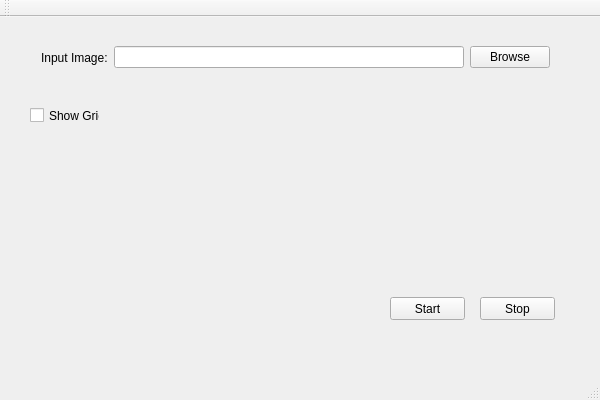
This is ParoValMVP/ParoValMVP.ui in nedimm/AStar as Qt 5 draws it before an edit. The edited form follows.
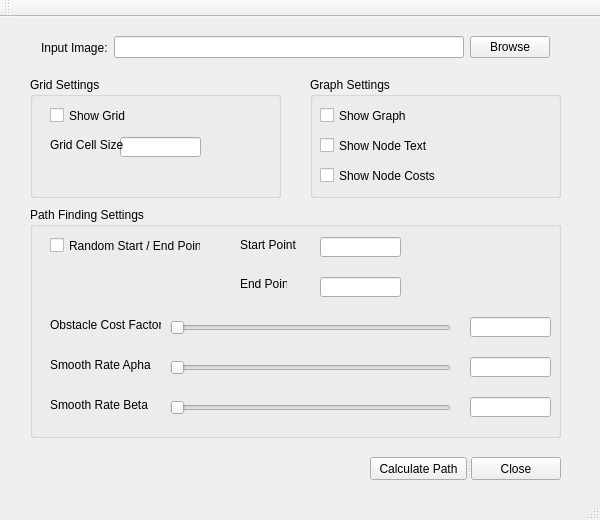
This is the edited form.

```diff
--- a/ParoValMVP/ParoValMVP.ui
+++ b/ParoValMVP/ParoValMVP.ui
@@ -7,7 +7,7 @@
     <x>0</x>
     <y>0</y>
     <width>600</width>
-    <height>400</height>
+    <height>520</height>
    </rect>
   </property>
   <property name="windowTitle">
@@ -18,7 +18,7 @@
     <property name="geometry">
      <rect>
       <x>30</x>
-      <y>10</y>
+      <y>0</y>
       <width>531</width>
       <height>61</height>
      </rect>
@@ -43,44 +43,333 @@
      </item>
     </layout>
    </widget>
-   <widget class="QPushButton" name="startPushButton">
+   <widget class="QSplitter" name="splitter">
     <property name="geometry">
      <rect>
-      <x>390</x>
-      <y>280</y>
-      <width>75</width>
+      <x>370</x>
+      <y>440</y>
+      <width>191</width>
       <height>23</height>
      </rect>
     </property>
-    <property name="text">
-     <string>Start</string>
+    <property name="orientation">
+     <enum>Qt::Horizontal</enum>
     </property>
+    <widget class="QPushButton" name="startPushButton">
+     <property name="enabled">
+      <bool>true</bool>
+     </property>
+     <property name="text">
+      <string>Calculate Path</string>
+     </property>
+    </widget>
+    <widget class="QPushButton" name="closePushButton">
+     <property name="enabled">
+      <bool>true</bool>
+     </property>
+     <property name="text">
+      <string>Close</string>
+     </property>
+    </widget>
    </widget>
-   <widget class="QPushButton" name="closePushButton">
+   <widget class="QGroupBox" name="groupBox">
     <property name="geometry">
      <rect>
-      <x>480</x>
-      <y>280</y>
-      <width>75</width>
-      <height>23</height>
+      <x>30</x>
+      <y>60</y>
+      <width>251</width>
+      <height>121</height>
      </rect>
     </property>
-    <property name="text">
-     <string>Stop</string>
+    <property name="title">
+     <string>Grid Settings</string>
     </property>
+    <widget class="QCheckBox" name="showGridCheckBox">
+     <property name="geometry">
+      <rect>
+       <x>20</x>
+       <y>30</y>
+       <width>91</width>
+       <height>17</height>
+      </rect>
+     </property>
+     <property name="text">
+      <string>Show Grid</string>
+     </property>
+    </widget>
+    <widget class="QLineEdit" name="gridCellSizeLineEdit">
+     <property name="geometry">
+      <rect>
+       <x>90</x>
+       <y>60</y>
+       <width>81</width>
+       <height>20</height>
+      </rect>
+     </property>
+    </widget>
+    <widget class="QLabel" name="label">
+     <property name="geometry">
+      <rect>
+       <x>20</x>
+       <y>60</y>
+       <width>81</width>
+       <height>16</height>
+      </rect>
+     </property>
+     <property name="text">
+      <string>Grid Cell Size</string>
+     </property>
+    </widget>
    </widget>
-   <widget class="QCheckBox" name="showGridCheckBox">
+   <widget class="QGroupBox" name="groupBox_2">
     <property name="geometry">
      <rect>
+      <x>310</x>
+      <y>60</y>
+      <width>251</width>
+      <height>121</height>
+     </rect>
+    </property>
+    <property name="title">
+     <string>Graph Settings</string>
+    </property>
+    <widget class="QCheckBox" name="showGraphCheckBox">
+     <property name="geometry">
+      <rect>
+       <x>10</x>
+       <y>30</y>
+       <width>91</width>
+       <height>17</height>
+      </rect>
+     </property>
+     <property name="text">
+      <string>Show Graph</string>
+     </property>
+    </widget>
+    <widget class="QCheckBox" name="showNodeTextCheckBox">
+     <property name="geometry">
+      <rect>
+       <x>10</x>
+       <y>60</y>
+       <width>121</width>
+       <height>17</height>
+      </rect>
+     </property>
+     <property name="text">
+      <string>Show Node Text</string>
+     </property>
+    </widget>
+    <widget class="QCheckBox" name="showNodeCostsCheckBox">
+     <property name="geometry">
+      <rect>
+       <x>10</x>
+       <y>90</y>
+       <width>121</width>
+       <height>17</height>
+      </rect>
+     </property>
+     <property name="text">
+      <string>Show Node Costs</string>
+     </property>
+    </widget>
+   </widget>
+   <widget class="QGroupBox" name="groupBox_3">
+    <property name="geometry">
+     <rect>
       <x>30</x>
-      <y>90</y>
-      <width>70</width>
-      <height>17</height>
+      <y>190</y>
+      <width>531</width>
+      <height>231</height>
      </rect>
     </property>
-    <property name="text">
-     <string>Show Grid</string>
+    <property name="title">
+     <string>Path Finding Settings</string>
     </property>
+    <widget class="QLabel" name="label_2">
+     <property name="geometry">
+      <rect>
+       <x>20</x>
+       <y>110</y>
+       <width>111</width>
+       <height>16</height>
+      </rect>
+     </property>
+     <property name="text">
+      <string>Obstacle Cost Factor</string>
+     </property>
+    </widget>
+    <widget class="QSlider" name="obstacleCostHorizontalSlider">
+     <property name="geometry">
+      <rect>
+       <x>140</x>
+       <y>110</y>
+       <width>281</width>
+       <height>22</height>
+      </rect>
+     </property>
+     <property name="maximum">
+      <number>100000</number>
+     </property>
+     <property name="pageStep">
+      <number>100000</number>
+     </property>
+     <property name="value">
+      <number>0</number>
+     </property>
+     <property name="orientation">
+      <enum>Qt::Horizontal</enum>
+     </property>
+     <property name="tickPosition">
+      <enum>QSlider::NoTicks</enum>
+     </property>
+    </widget>
+    <widget class="QLineEdit" name="obstacleCostLineEdit">
+     <property name="geometry">
+      <rect>
+       <x>440</x>
+       <y>110</y>
+       <width>81</width>
+       <height>20</height>
+      </rect>
+     </property>
+    </widget>
+    <widget class="QLabel" name="label_3">
+     <property name="geometry">
+      <rect>
+       <x>20</x>
+       <y>150</y>
+       <width>111</width>
+       <height>16</height>
+      </rect>
+     </property>
+     <property name="text">
+      <string>Smooth Rate Apha</string>
+     </property>
+    </widget>
+    <widget class="QSlider" name="smoothAlphaHorizontalSlider">
+     <property name="geometry">
+      <rect>
+       <x>140</x>
+       <y>150</y>
+       <width>281</width>
+       <height>22</height>
+      </rect>
+     </property>
+     <property name="maximum">
+      <number>100000</number>
+     </property>
+     <property name="orientation">
+      <enum>Qt::Horizontal</enum>
+     </property>
+    </widget>
+    <widget class="QLineEdit" name="smoothAlphaLineEdit">
+     <property name="geometry">
+      <rect>
+       <x>440</x>
+       <y>150</y>
+       <width>81</width>
+       <height>20</height>
+      </rect>
+     </property>
+    </widget>
+    <widget class="QLabel" name="label_4">
+     <property name="geometry">
+      <rect>
+       <x>20</x>
+       <y>190</y>
+       <width>111</width>
+       <height>16</height>
+      </rect>
+     </property>
+     <property name="text">
+      <string>Smooth Rate Beta</string>
+     </property>
+    </widget>
+    <widget class="QSlider" name="smoothBetaHorizontalSlider">
+     <property name="geometry">
+      <rect>
+       <x>140</x>
+       <y>190</y>
+       <width>281</width>
+       <height>22</height>
+      </rect>
+     </property>
+     <property name="maximum">
+      <number>50000</number>
+     </property>
+     <property name="orientation">
+      <enum>Qt::Horizontal</enum>
+     </property>
+    </widget>
+    <widget class="QLineEdit" name="smoothBetaLineEdit">
+     <property name="geometry">
+      <rect>
+       <x>440</x>
+       <y>190</y>
+       <width>81</width>
+       <height>20</height>
+      </rect>
+     </property>
+    </widget>
+    <widget class="QCheckBox" name="randomPointsCheckBox">
+     <property name="geometry">
+      <rect>
+       <x>20</x>
+       <y>30</y>
+       <width>151</width>
+       <height>17</height>
+      </rect>
+     </property>
+     <property name="text">
+      <string>Random Start / End Points</string>
+     </property>
+    </widget>
+    <widget class="QLabel" name="label_5">
+     <property name="geometry">
+      <rect>
+       <x>210</x>
+       <y>30</y>
+       <width>81</width>
+       <height>16</height>
+      </rect>
+     </property>
+     <property name="text">
+      <string>Start Point</string>
+     </property>
+    </widget>
+    <widget class="QLineEdit" name="startPointLineEdit">
+     <property name="geometry">
+      <rect>
+       <x>290</x>
+       <y>30</y>
+       <width>81</width>
+       <height>20</height>
+      </rect>
+     </property>
+    </widget>
+    <widget class="QLabel" name="label_6">
+     <property name="geometry">
+      <rect>
+       <x>210</x>
+       <y>70</y>
+       <width>47</width>
+       <height>13</height>
+      </rect>
+     </property>
+     <property name="text">
+      <string>End Point</string>
+     </property>
+    </widget>
+    <widget class="QLineEdit" name="endPointLineEdit">
+     <property name="geometry">
+      <rect>
+       <x>290</x>
+       <y>70</y>
+       <width>81</width>
+       <height>20</height>
+      </rect>
+     </property>
+    </widget>
    </widget>
   </widget>
   <widget class="QMenuBar" name="menuBar">
```
